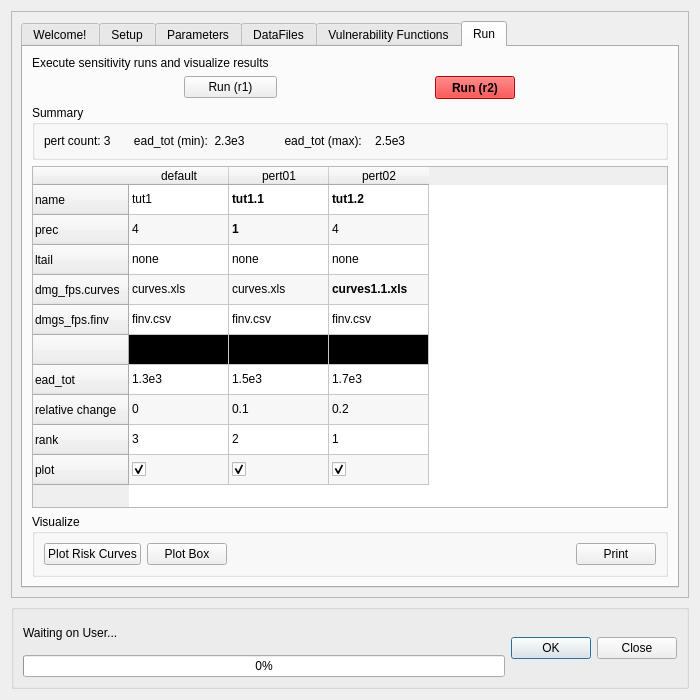
The window that canflood/sensi/sensi.ui (NRCan/CanFlood) describes before a commit, drawn with Qt 5.
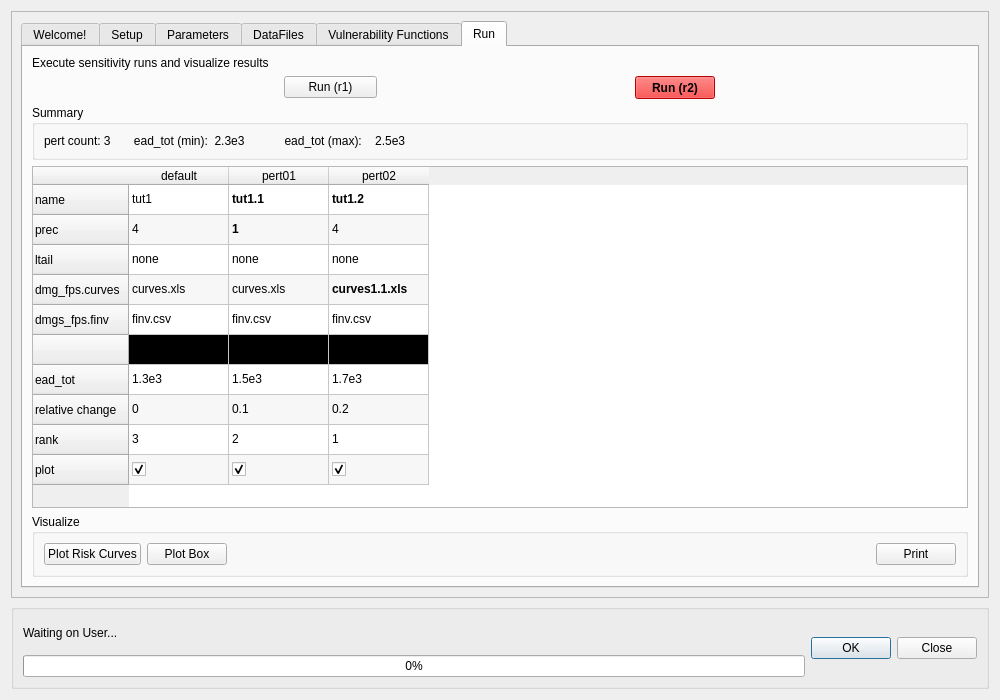
The same window after the commit. Icons and pictures are not drawn.

The edit to the form file:
```diff
--- a/canflood/sensi/sensi.ui
+++ b/canflood/sensi/sensi.ui
@@ -6,7 +6,7 @@
    <rect>
     <x>0</x>
     <y>0</y>
-    <width>700</width>
+    <width>1000</width>
     <height>700</height>
    </rect>
   </property>
@@ -63,7 +63,7 @@
        <rect>
         <x>0</x>
         <y>0</y>
-        <width>676</width>
+        <width>976</width>
         <height>580</height>
        </rect>
       </property>
```
